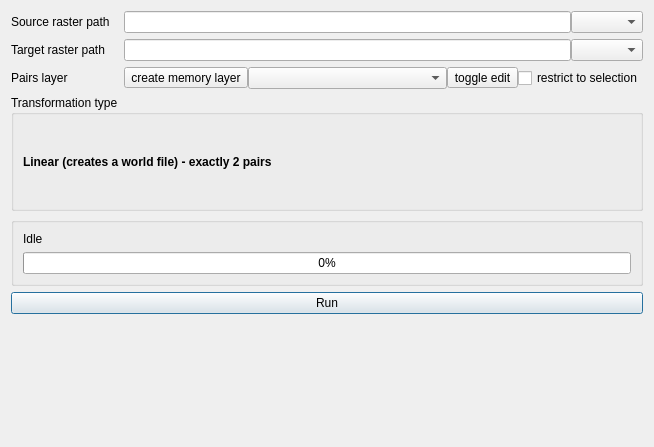
Old version of the form ui_main.ui in the repository olivierdalang/RasterBender.
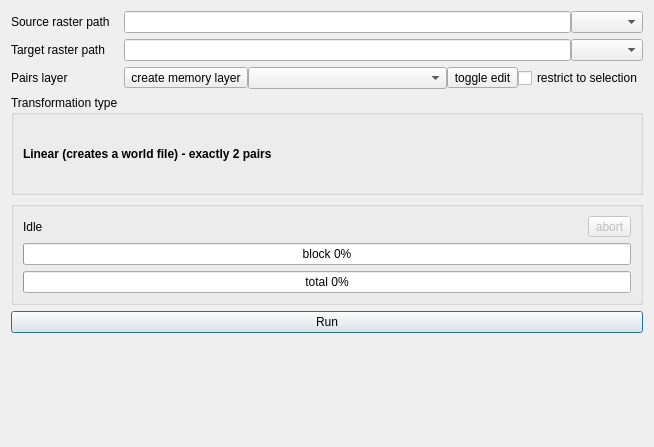
New version of the form. The open tabs and pages were chosen to show the change. Icons and pictures are not drawn.

Commit message: add abort and proceed by blocks

```diff
--- a/ui_main.ui
+++ b/ui_main.ui
@@ -359,9 +359,36 @@
      </property>
      <layout class="QVBoxLayout" name="verticalLayout">
       <item>
-       <widget class="QLabel" name="statusLabel">
-        <property name="text">
-         <string>Idle</string>
+       <layout class="QHBoxLayout" name="horizontalLayout_11">
+        <item>
+         <widget class="QLabel" name="statusLabel">
+          <property name="text">
+           <string>Idle</string>
+          </property>
+         </widget>
+        </item>
+        <item>
+         <widget class="QToolButton" name="abortButton">
+          <property name="enabled">
+           <bool>false</bool>
+          </property>
+          <property name="text">
+           <string>abort</string>
+          </property>
+         </widget>
+        </item>
+       </layout>
+      </item>
+      <item>
+       <widget class="QProgressBar" name="pixelProgressBar">
+        <property name="enabled">
+         <bool>true</bool>
+        </property>
+        <property name="value">
+         <number>0</number>
+        </property>
+        <property name="format">
+         <string>block %p%</string>
         </property>
        </widget>
       </item>
@@ -373,6 +400,9 @@
         <property name="value">
          <number>0</number>
         </property>
+        <property name="format">
+         <string>total %p%</string>
+        </property>
        </widget>
       </item>
      </layout>
```
Left out of the diff: 4 changed lines with no effect on the pictures. The commit also changes 4 other files.
